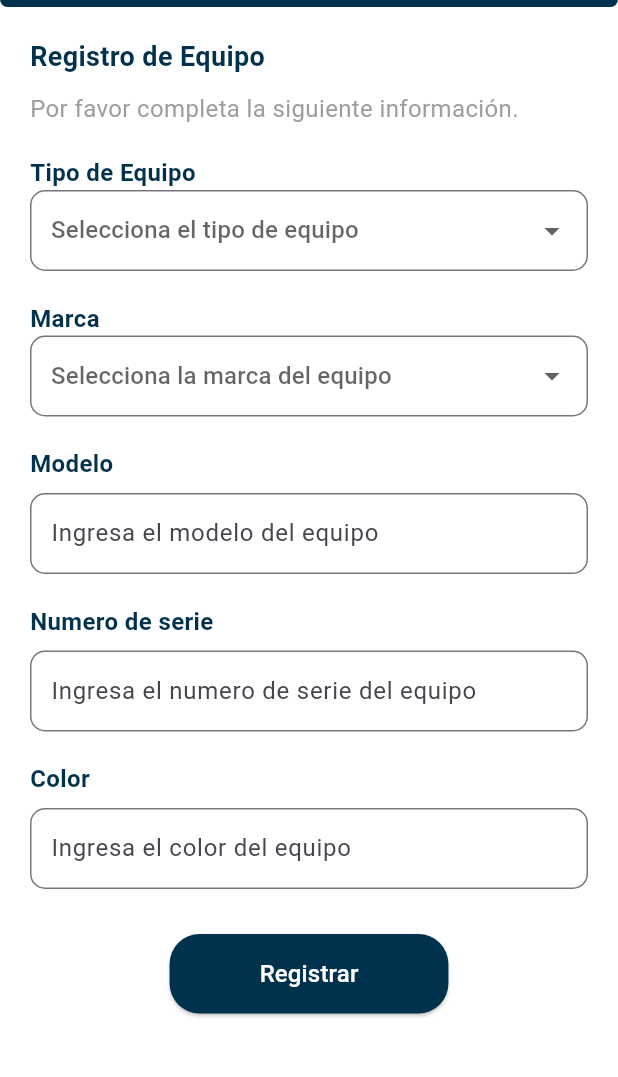
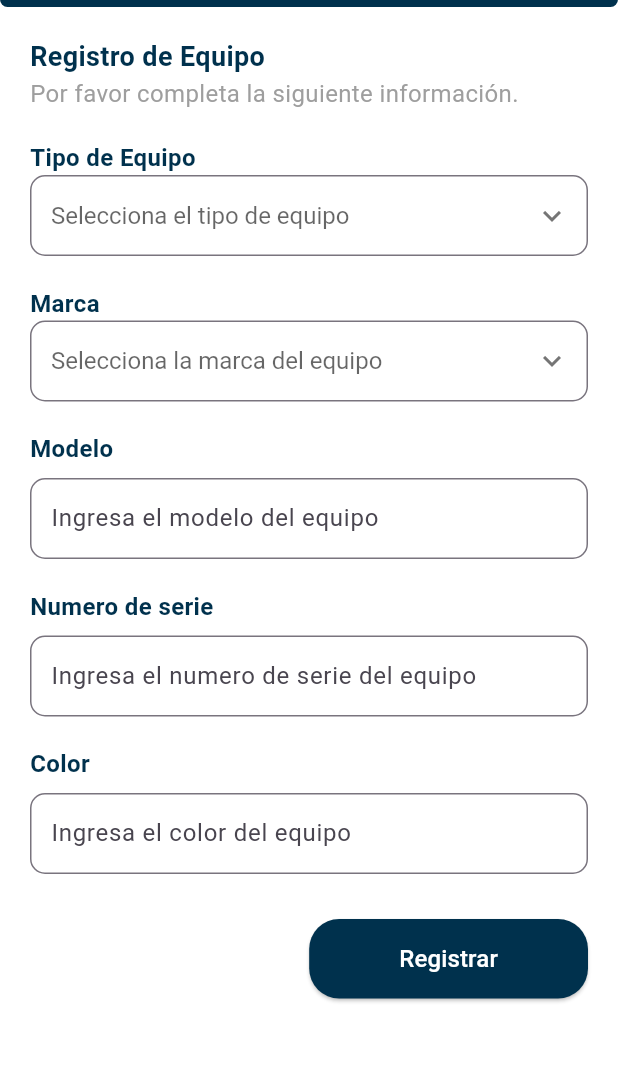
Before and after one commit to senaFactory/appHermes, a Flutter app: the Formaddeequipts screen opened directly, on a phone screen of 412 x 824 dp, the part 143-1220 px from its top. Run offline on Flutter 3.47's test engine with Material 3 defaults, Android fonts, the phone set to English and light mode, and no system bars; our stand-ins replace curved_navigation_bar.

Commit message:
Pantalla de formulario con responsive y cambios en diseño

```diff
--- a/lib/pages/myAccountPage.dart
+++ b/lib/pages/myAccountPage.dart
@@ -1,5 +1,5 @@
 import 'package:flutter/material.dart';
-import 'package:maqueta/pages/pagesSecondarys/personInfoPage.dart';
+import 'package:maqueta/pages/pagesSecondarys/profilePage.dart';
 import 'package:maqueta/widgets/HomeAppBar.dart';
 
 class Myaccountpage extends StatefulWidget {
@@ -53,7 +53,7 @@ class _MyaccountpageState extends State<Myaccountpage> {
                   onTap: () {
                     Navigator.push(
                       context,
-                      MaterialPageRoute(builder: (context) => const PersonInfoPage()),
+                      MaterialPageRoute(builder: (context) => const PerfilPage()),
                     );
                   },
                 ),
--- a/lib/pages/pagesSecondarys/formAddEquipts.dart
+++ b/lib/pages/pagesSecondarys/formAddEquipts.dart
@@ -60,7 +60,6 @@ class _RegistroEquipoPageState extends State<Formaddeequipts> {
                         color: Color(0xFF00314D),
                       ),
                     ),
-                    const SizedBox(height: 10),
                     const Text(
                       'Por favor completa la siguiente información.',
                       style: TextStyle(
@@ -79,26 +78,15 @@ class _RegistroEquipoPageState extends State<Formaddeequipts> {
                         color: Color(0xFF00314D),
                       ),
                     ),
-                    DropdownButtonFormField<String>(
+                    _buildCustomDropdown(
+                      hint: 'Selecciona el tipo de equipo',
                       value: _selectedType,
-                      hint: const Text('Selecciona el tipo de equipo'),
-                      items: _equipmentTypes.map((String value) {
-                        return DropdownMenuItem<String>(
-                          value: value,
-                          child: Text(value),
-                        );
-                      }).toList(),
+                      items: _equipmentTypes,
                       onChanged: (newValue) {
                         setState(() {
                           _selectedType = newValue;
                         });
                       },
-                      decoration: InputDecoration(
-                        border: OutlineInputBorder(
-                          borderRadius: BorderRadius.circular(10),
-                        ),
-                        contentPadding: const EdgeInsets.symmetric(horizontal: 10, vertical: 15),
-                      ),
                     ),
                     const SizedBox(height: 20),
 
@@ -111,26 +99,15 @@ class _RegistroEquipoPageState extends State<Formaddeequipts> {
                         color: Color(0xFF00314D),
                       ),
                     ),
-                    DropdownButtonFormField<String>(
+                    _buildCustomDropdown(
+                      hint: 'Selecciona la marca del equipo',
                       value: _selectedBrand,
-                      hint: const Text('Selecciona la marca del equipo'),
-                      items: _brands.map((String value) {
-                        return DropdownMenuItem<String>(
-                          value: value,
-                          child: Text(value),
-                        );
-                      }).toList(),
+                      items: _brands,
                       onChanged: (newValue) {
                         setState(() {
                           _selectedBrand = newValue;
                         });
                       },
-                      decoration: InputDecoration(
-                        border: OutlineInputBorder(
-                          borderRadius: BorderRadius.circular(10),
-                        ),
-                        contentPadding: const EdgeInsets.symmetric(horizontal: 10, vertical: 15),
-                      ),
                     ),
                     const SizedBox(height: 20),
 
@@ -146,9 +123,11 @@ class _RegistroEquipoPageState extends State<Formaddeequipts> {
                     _buildTextField('Color', 'Ingresa el color del equipo', _colorController),
                     const SizedBox(height: 30),
 
-                    // Botón de registro
-                    Center(
-                      child: ElevatedButton(
+                    // Botón de registro alineado a la derecha
+                    Row(
+                      mainAxisAlignment: MainAxisAlignment.end,  // Alinea el botón a la derecha
+                      children: [
+                        ElevatedButton(
                           onPressed: () {
                             // Lógica para registrar el equipo
                           },
@@ -167,6 +146,7 @@ class _RegistroEquipoPageState extends State<Formaddeequipts> {
                             ),
                           ),
                         ),
+                      ],
                     ),
                   ],
                 ),
@@ -175,6 +155,43 @@ class _RegistroEquipoPageState extends State<Formaddeequipts> {
           ),
         ],
       ),
+    );
+  }
+
+  // Widget para construir el Dropdown personalizado
+  Widget _buildCustomDropdown({
+    required String hint,
+    required String? value,
+    required List<String> items,
+    required ValueChanged<String?> onChanged,
+  }) {
+    return DropdownButtonFormField<String>(
+      value: value,
+      hint: Text(hint),
+      items: items.map((String item) {
+        return DropdownMenuItem<String>(
+          value: item,
+          child: Text(item),
+        );
+      }).toList(),
+      onChanged: onChanged,
+      // Estilo del Dropdown
+      decoration: InputDecoration(
+        border: OutlineInputBorder(
+          borderRadius: BorderRadius.circular(10),
+        ),
+        contentPadding: const EdgeInsets.symmetric(horizontal: 10, vertical: 15),
+      ),
+      icon: Icon(
+        Icons.keyboard_arrow_down,  // Cambia el icono de la flecha hacia abajo
+        color: Colors.grey.shade600,
+      ),
+      style: const TextStyle(
+        color: Colors.black,  // Estilo del texto seleccionado
+        fontSize: 16,
+      ),
+      dropdownColor: Colors.white,  // Color de fondo del desplegable
+      isExpanded: true,  // Para que ocupe todo el ancho disponible
     );
   }
 
```
Lines whose indentation alone changed are shown as unchanged.
